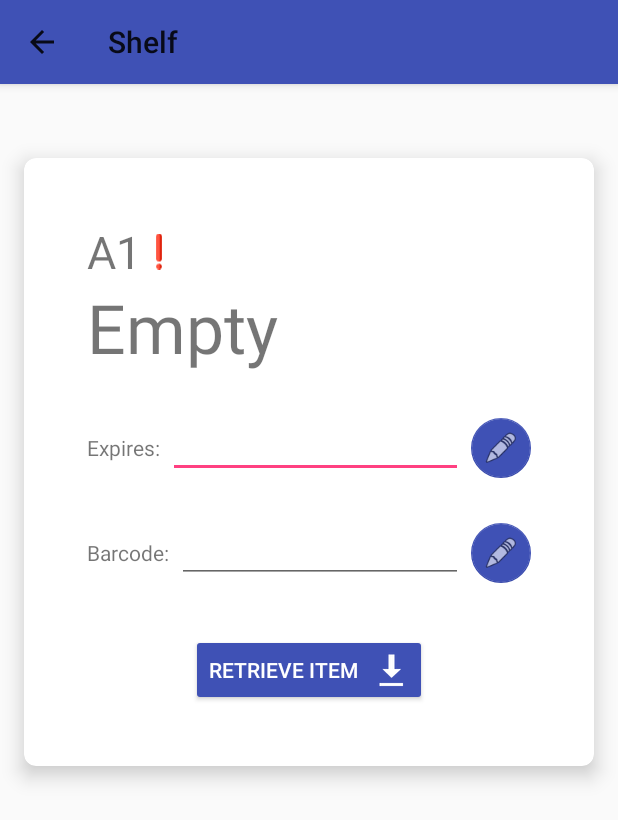
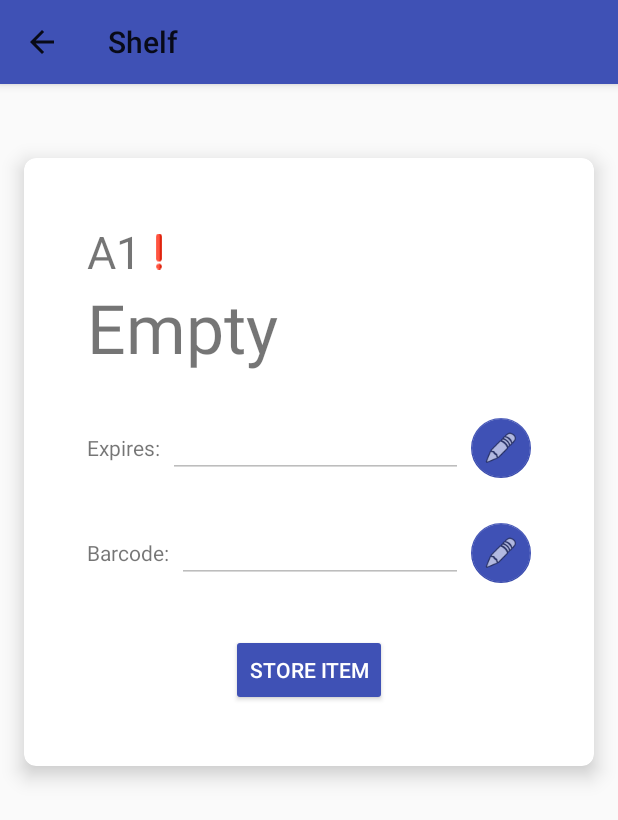
Before and after one commit to Ojasvi-Jalal/SystemDesignProject-Team2, an Android app: the screen it shows after launch (ShelfActivity), after a tap on "A1", on a phone screen of 412 x 824 dp. Shown: the top 820 px of the screen. Run offline under Robolectric (Android 15) with nearby library versions, the light colour scheme and no system bars; libraries missing offline, so code that uses them is left out: org.jetbrains.anko.

Commit message:
Made buttons dynamic, fixed typos

```diff
--- a/android-app/app/src/main/java/com/example/ojasvi/roboreachapp/Item.kt
+++ b/android-app/app/src/main/java/com/example/ojasvi/roboreachapp/Item.kt
@@ -4,5 +4,5 @@ import java.io.Serializable
 import java.time.LocalDate
 
 data class Item(var title: String = "Unknown",
-                var expiration: LocalDate = LocalDate.now().plusMonths(1), // default expiration in a month
+                var expiration: LocalDate = LocalDate.now().plusWeeks(1), // default expiry in a week.
                 var barcode: String = ""): Serializable
--- a/android-app/app/src/main/java/com/example/ojasvi/roboreachapp/MainActivity.kt
+++ b/android-app/app/src/main/java/com/example/ojasvi/roboreachapp/MainActivity.kt
@@ -8,6 +8,8 @@ import android.support.v7.widget.LinearLayoutManager
 import android.support.v7.widget.RecyclerView
 import android.support.v4.app.ActivityOptionsCompat
 import android.widget.TextView
+import kotlinx.android.synthetic.main.activity_shelf.*
+import java.time.LocalDate
 
 
 class MainActivity : AppCompatActivity() {
@@ -70,7 +72,7 @@ class MainActivity : AppCompatActivity() {
         /* DEBUG code - REMOVE LATER */
 
         // Creates fake Item and Notification objects
-        val jam = Item("Jam")
+        val jam = Item("Jam", LocalDate.now().plusWeeks(1),"1234567891234567")
         shelf_a3.item = jam
         val notification = Notification(shelf_a3)
         val listOfNotifications = mutableListOf<Notification>()
--- a/android-app/app/src/main/java/com/example/ojasvi/roboreachapp/ShelfActivity.kt
+++ b/android-app/app/src/main/java/com/example/ojasvi/roboreachapp/ShelfActivity.kt
@@ -5,8 +5,10 @@ import android.os.Bundle
 import android.view.MenuItem
 import android.widget.EditText
 import android.support.design.widget.FloatingActionButton
+import android.view.View
 import android.widget.Button
 import android.widget.TextView
+import kotlinx.android.synthetic.main.activity_shelf.view.*
 import org.jetbrains.anko.indeterminateProgressDialog
 import java.time.format.DateTimeFormatter
 import java.util.*
@@ -23,31 +25,21 @@ class ShelfActivity : AppCompatActivity() {
 
         getShelfData()
 
-        val retrieveButton = findViewById<Button>(R.id.retrieveButton)
-        retrieveButton.setOnClickListener {
-        val progress = indeterminateProgressDialog("Scanning item...")
-            progress.show()
-            progress.setCancelable(false)
-            Timer().schedule(object : TimerTask() {
-                override fun run() {
-                    progress.dismiss()
-                }
-            }, 3000) // fake 3sec delay
-
-        }
+        val mEdit1 = findViewById<EditText>(R.id.expiry)
+        val mEdit2 = findViewById<EditText>(R.id.barcode)
+        mEdit1.isEnabled = false
+        mEdit2.isEnabled = false
 
         // Edit button trigger
         val editButton1 = findViewById<FloatingActionButton>(R.id.editButton1)
         val editButton2 = findViewById<FloatingActionButton>(R.id.editButton2)
 
         editButton1.setOnClickListener {
-            val mEdit = findViewById<EditText>(R.id.expiry)
-            mEdit.isEnabled= true
+            mEdit1.isEnabled  = true
         }
 
         editButton2.setOnClickListener {
-            val mEdit = findViewById<EditText>(R.id.barcode)
-            mEdit.isEnabled = true
+            mEdit2.isEnabled = true
         }
     }
 
@@ -69,6 +61,36 @@ class ShelfActivity : AppCompatActivity() {
         expirationDate.setText(item?.expiration?.format(DateTimeFormatter.ISO_LOCAL_DATE))
         barcode.setText(item?.barcode)
 
+        val retrieveButton = findViewById<Button>(R.id.retrieveButton)
+        val storeButton = findViewById<Button>(R.id.putButton)
+
+        if(itemTitle.text == "Empty")
+            retrieveButton.visibility = View.GONE
+        else
+            storeButton.visibility = View.GONE
+
+        retrieveButton.setOnClickListener {
+            val progress = indeterminateProgressDialog("Retrieving item...")
+            progress.show()
+            progress.setCancelable(false)
+            Timer().schedule(object : TimerTask() {
+                override fun run() {
+                    progress.dismiss()
+                }
+            }, 3000) // fake 3sec delay
+        }
+
+        storeButton.setOnClickListener {
+            val progress = indeterminateProgressDialog("Storing item...")
+            progress.show()
+            progress.setCancelable(false)
+            Timer().schedule(object : TimerTask() {
+                override fun run() {
+                    progress.dismiss()
+                }
+            }, 3000) // fake 3sec delay
+        }
+
     }
 
     override fun onOptionsItemSelected(item: MenuItem): Boolean {
--- a/android-app/app/src/main/res/layout/activity_shelf.xml
+++ b/android-app/app/src/main/res/layout/activity_shelf.xml
@@ -105,8 +105,8 @@
                     android:layout_marginLeft="5dp"
                     android:layout_marginRight="5dp"
                     android:layout_weight="1"
-                    android:editable="false"
                     android:ems="10"
+                    android:textColor="#808080"
                     android:paddingTop="5dp"
                     android:text="14/02/2019"
                     android:textSize="14sp" />
@@ -156,10 +156,10 @@
                     android:layout_marginLeft="5dp"
                     android:layout_marginRight="5dp"
                     android:layout_weight="1"
-                    android:editable="false"
                     android:ems="10"
+                    android:textColor="#808080"
                     android:paddingTop="5dp"
-                    android:text="9781234567897"
+                    android:text=""
                     android:textSize="14sp" />
 
                 <android.support.design.widget.FloatingActionButton
@@ -190,9 +190,29 @@
                 android:layout_marginTop="24dp"
                 android:layout_weight="1"
                 android:backgroundTint="@color/colorPrimary"
-                android:drawableEnd="@android:drawable/stat_sys_download_done"
                 android:drawablePadding="10dp"
                 android:text="Retrieve item"
+                app:layout_constraintBottom_toBottomOf="parent"
+                app:layout_constraintEnd_toEndOf="parent"
+                app:layout_constraintHorizontal_bias="0.502"
+                app:layout_constraintStart_toStartOf="parent"
+                app:layout_constraintTop_toBottomOf="@+id/a1_card"
+                app:layout_constraintVertical_bias="0.0"
+                tools:layout_conversion_absoluteHeight="48dp"
+                tools:layout_conversion_absoluteWidth="123dp" />
+
+            <Button
+                android:id="@+id/putButton"
+                style="@android:style/Widget.Material.Button.Colored"
+                android:layout_width="wrap_content"
+                android:layout_height="wrap_content"
+                android:layout_gravity="center"
+                android:layout_marginBottom="8dp"
+                android:layout_marginTop="24dp"
+                android:layout_weight="1"
+                android:backgroundTint="@color/colorPrimary"
+                android:drawablePadding="10dp"
+                android:text="Store item"
                 app:layout_constraintBottom_toBottomOf="parent"
                 app:layout_constraintEnd_toEndOf="parent"
                 app:layout_constraintHorizontal_bias="0.502"
```
Also changed, not shown: 2 other files.
